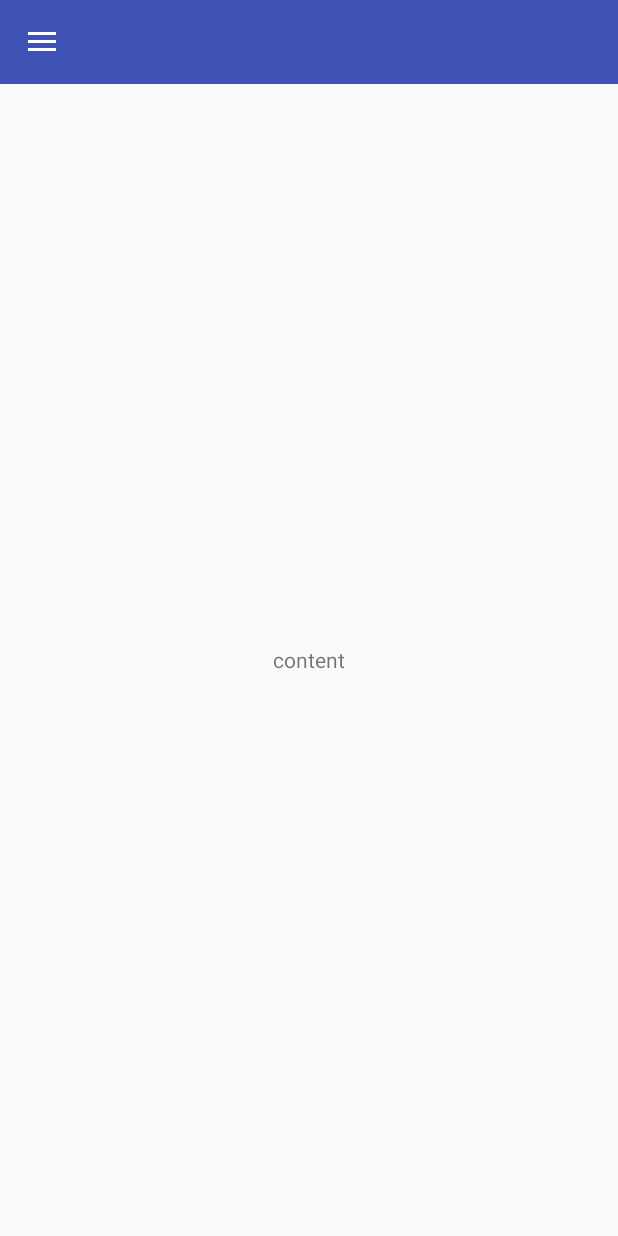
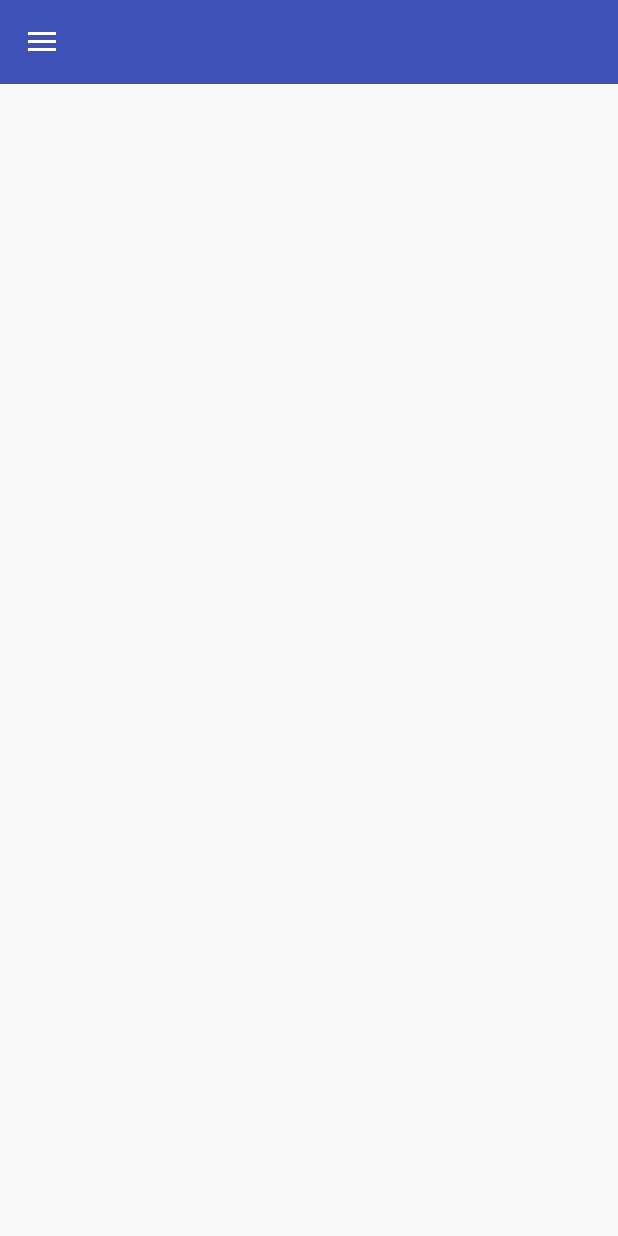
Before and after one commit to Tyeeee/SmartRiding, an Android app: the screen it shows after launch (MainActivity), on a phone screen of 412 x 824 dp. Run offline under Robolectric (Android 15) with nearby library versions, the phone set to English and light mode, and no system bars; our stand-ins replace ButterKnife.

Commit message:
更改填充内容控件

```diff
--- a/app/src/main/res/layout/activity_main.xml
+++ b/app/src/main/res/layout/activity_main.xml
@@ -21,12 +21,10 @@
         android:layout_width="match_parent"
         android:layout_height="match_parent">
 
-        <TextView
+        <FrameLayout
+            android:id="@+id/flContent"
             android:layout_width="match_parent"
-            android:layout_height="match_parent"
-            android:clickable="true"
-            android:gravity="center"
-            android:text="content"/>
+            android:layout_height="match_parent" />
 
         <LinearLayout
             android:layout_width="match_parent"
```
